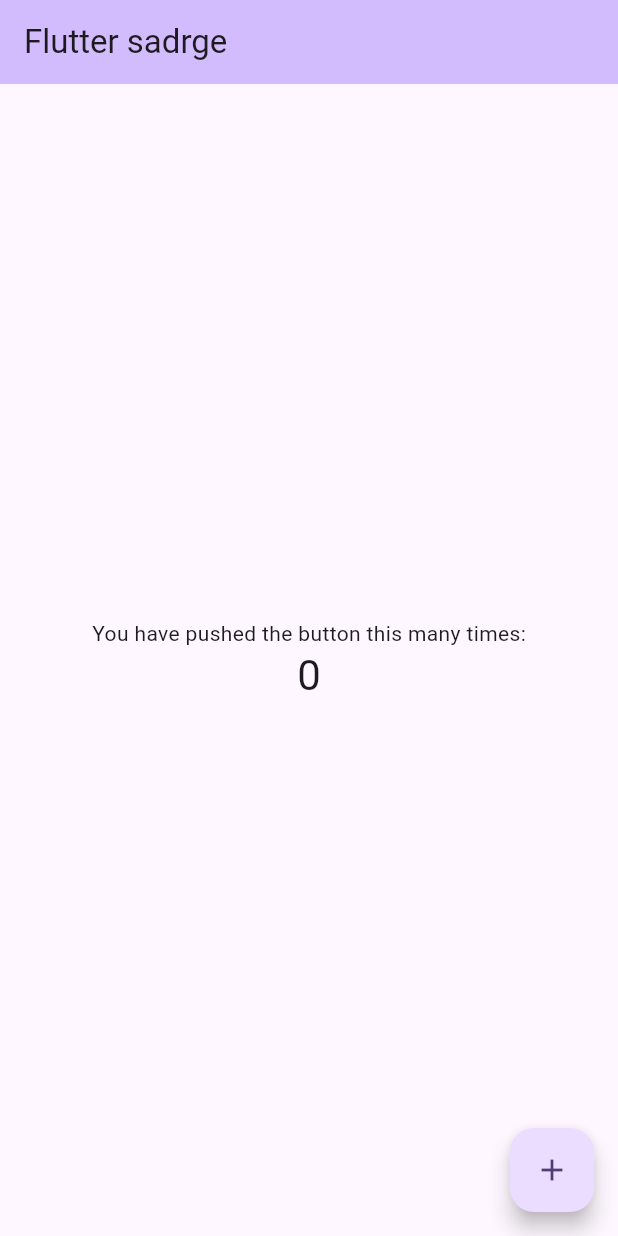
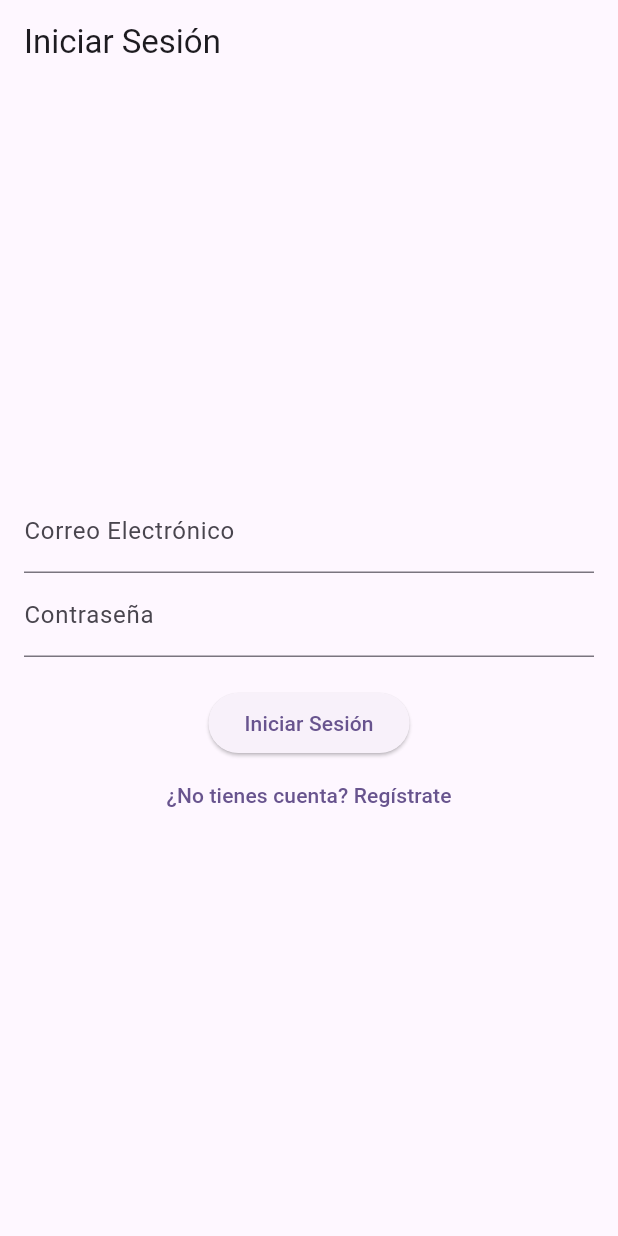
Before and after one commit to Andrezvd/LFRU-UIS, a Flutter app: the screen it shows after launch, on a phone screen of 412 x 824 dp. Run offline on Flutter 3.47's test engine with Material 3 defaults, Android fonts, the phone set to English and light mode, and no system bars; our stand-ins replace firebase_auth, firebase_core; accounts and stored records are empty.

Commit message:
Primer push: Instalación de firebase, molde de login y registro y ejemplos de rutas para main y home.

```diff
--- a/lib/main.dart
+++ b/lib/main.dart
@@ -1,131 +1,35 @@
 import 'package:firebase_core/firebase_core.dart';
 import 'package:flutter/material.dart';
 import 'package:lfru_app/firebase_options.dart';
+import 'package:lfru_app/vistas/iniciar_sesion/login.dart';
+import 'package:lfru_app/vistas/home/home.dart'; // Asegúrate de que esta ruta sea correcta
 
 Future<void> main() async {
   WidgetsFlutterBinding.ensureInitialized();
   await Firebase.initializeApp(
-  options: DefaultFirebaseOptions.currentPlatform,
-);
+    options: DefaultFirebaseOptions.currentPlatform,
+  );
+  print("Firebase ha sido inicializado exitosamente.");
   runApp(const MyApp());
 }
 
 class MyApp extends StatelessWidget {
   const MyApp({super.key});
 
-  // This widget is the root of your application.
   @override
   Widget build(BuildContext context) {
     return MaterialApp(
       title: 'Flutter Demo',
       theme: ThemeData(
-        // This is the theme of your application.
-        //
-        // TRY THIS: Try running your application with "flutter run". You'll see
-        // the application has a purple toolbar. Then, without quitting the app,
-        // try changing the seedColor in the colorScheme below to Colors.green
-        // and then invoke "hot reload" (save your changes or press the "hot
-        // reload" button in a Flutter-supported IDE, or press "r" if you used
-        // the command line to start the app).
-        //
-        // Notice that the counter didn't reset back to zero; the application
-        // state is not lost during the reload. To reset the state, use hot
-        // restart instead.
-        //
-        // This works for code too, not just values: Most code changes can be
-        // tested with just a hot reload.
         colorScheme: ColorScheme.fromSeed(seedColor: Colors.deepPurple),
         useMaterial3: true,
       ),
-      home: const MyHomePage(title: 'Flutter sadrge'),
+      // Define las rutas en tu aplicación
+      initialRoute: '/',
+      routes: {
+        '/': (context) => const LoginScreen(),
+        '/home': (context) => const HomeScreen(),  // Ajusta según tu pantalla de inicio
+      },
     );
   }
 }
-
-class MyHomePage extends StatefulWidget {
-  const MyHomePage({super.key, required this.title});
-
-  // This widget is the home page of your application. It is stateful, meaning
-  // that it has a State object (defined below) that contains fields that affect
-  // how it looks.
-
-  // This class is the configuration for the state. It holds the values (in this
-  // case the title) provided by the parent (in this case the App widget) and
-  // used by the build method of the State. Fields in a Widget subclass are
-  // always marked "final".
-
-  final String title;
-
-  @override
-  State<MyHomePage> createState() => _MyHomePageState();
-}
-
-class _MyHomePageState extends State<MyHomePage> {
-  int _counter = 0;
-
-  void _incrementCounter() {
-    setState(() {
-      // This call to setState tells the Flutter framework that something has
-      // changed in this State, which causes it to rerun the build method below
-      // so that the display can reflect the updated values. If we changed
-      // _counter without calling setState(), then the build method would not be
-      // called again, and so nothing would appear to happen.
-      _counter++;
-    });
-  }
-
-  @override
-  Widget build(BuildContext context) {
-    // This method is rerun every time setState is called, for instance as done
-    // by the _incrementCounter method above.
-    //
-    // The Flutter framework has been optimized to make rerunning build methods
-    // fast, so that you can just rebuild anything that needs updating rather
-    // than having to individually change instances of widgets.
-    return Scaffold(
-      appBar: AppBar(
-        // TRY THIS: Try changing the color here to a specific color (to
-        // Colors.amber, perhaps?) and trigger a hot reload to see the AppBar
-        // change color while the other colors stay the same.
-        backgroundColor: Theme.of(context).colorScheme.inversePrimary,
-        // Here we take the value from the MyHomePage object that was created by
-        // the App.build method, and use it to set our appbar title.
-        title: Text(widget.title),
-      ),
-      body: Center(
-        // Center is a layout widget. It takes a single child and positions it
-        // in the middle of the parent.
-        child: Column(
-          // Column is also a layout widget. It takes a list of children and
-          // arranges them vertically. By default, it sizes itself to fit its
-          // children horizontally, and tries to be as tall as its parent.
-          //
-          // Column has various properties to control how it sizes itself and
-          // how it positions its children. Here we use mainAxisAlignment to
-          // center the children vertically; the main axis here is the vertical
-          // axis because Columns are vertical (the cross axis would be
-          // horizontal).
-          //
-          // TRY THIS: Invoke "debug painting" (choose the "Toggle Debug Paint"
-          // action in the IDE, or press "p" in the console), to see the
-          // wireframe for each widget.
-          mainAxisAlignment: MainAxisAlignment.center,
-          children: <Widget>[
-            const Text(
-              'You have pushed the button this many times:',
-            ),
-            Text(
-              '$_counter',
-              style: Theme.of(context).textTheme.headlineMedium,
-            ),
-          ],
-        ),
-      ),
-      floatingActionButton: FloatingActionButton(
-        onPressed: _incrementCounter,
-        tooltip: 'Increment',
-        child: const Icon(Icons.add),
-      ), // This trailing comma makes auto-formatting nicer for build methods.
-    );
-  }
-}
--- /dev/null
+++ b/lib/vistas/iniciar_sesion/login.dart
@@ -0,0 +1,85 @@
+import 'package:flutter/material.dart';
+import 'package:firebase_auth/firebase_auth.dart';
+import 'package:lfru_app/vistas/iniciar_sesion/registro.dart';
+
+class LoginScreen extends StatefulWidget {
+  const LoginScreen({super.key});
+
+  @override
+  _LoginScreenState createState() => _LoginScreenState();
+}
+
+class _LoginScreenState extends State<LoginScreen> {
+  final TextEditingController _emailController = TextEditingController();
+  final TextEditingController _passwordController = TextEditingController();
+
+  Future<void> _login() async {
+    try {
+      UserCredential userCredential = await FirebaseAuth.instance.signInWithEmailAndPassword(
+        email: _emailController.text.trim(),
+        password: _passwordController.text.trim(),
+      );
+
+      User? user = userCredential.user;
+
+      if (user != null && user.emailVerified) {
+        // Aquí puedes redirigir al usuario a la página principal después del login
+        Navigator.pushReplacementNamed(context, '/home'); // Ajusta la ruta según tu app
+      } else {
+        // Muestra un mensaje al usuario para que verifique su correo
+        ScaffoldMessenger.of(context).showSnackBar(
+          const SnackBar(
+            content: Text('Por favor verifica tu correo antes de iniciar sesión.'),
+          ),
+        );
+      }
+
+    } on FirebaseAuthException catch (e) {
+      // Muestra el mensaje de error en la interfaz
+      ScaffoldMessenger.of(context).showSnackBar(
+        SnackBar(content: Text("Error: ${e.message}")),
+      );
+    }
+  }
+
+  @override
+  Widget build(BuildContext context) {
+    return Scaffold(
+      appBar: AppBar(
+        title: const Text('Iniciar Sesión'),
+      ),
+      body: Padding(
+        padding: const EdgeInsets.all(16.0),
+        child: Column(
+          mainAxisAlignment: MainAxisAlignment.center,
+          children: [
+            TextField(
+              controller: _emailController,
+              decoration: const InputDecoration(labelText: 'Correo Electrónico'),
+            ),
+            TextField(
+              controller: _passwordController,
+              decoration: const InputDecoration(labelText: 'Contraseña'),
+              obscureText: true,
+            ),
+            const SizedBox(height: 20),
+            ElevatedButton(
+              onPressed: _login,
+              child: const Text('Iniciar Sesión'),
+            ),
+            TextButton(
+              onPressed: () {
+                // Navegar a la pantalla de registro
+                Navigator.push(
+                  context,
+                  MaterialPageRoute(builder: (context) => const RegistroPage()),
+                );
+              },
+              child: const Text('¿No tienes cuenta? Regístrate'),
+            ),
+          ],
+        ),
+      ),
+    );
+  }
+}
--- a/pubspec.yaml
+++ b/pubspec.yaml
@@ -36,6 +36,7 @@ dependencies:
   # Use with the CupertinoIcons class for iOS style icons.
   cupertino_icons: ^1.0.8
   firebase_core: ^3.6.0
+  firebase_auth: ^5.3.1
 
 dev_dependencies:
   flutter_test:
```
Also changed, not shown: lib/vistas/home/home.dart (added, +36 -0 lines), lib/vistas/iniciar_sesion/registro.dart (added, +76 -0 lines), pubspec.lock, 4 other files.
